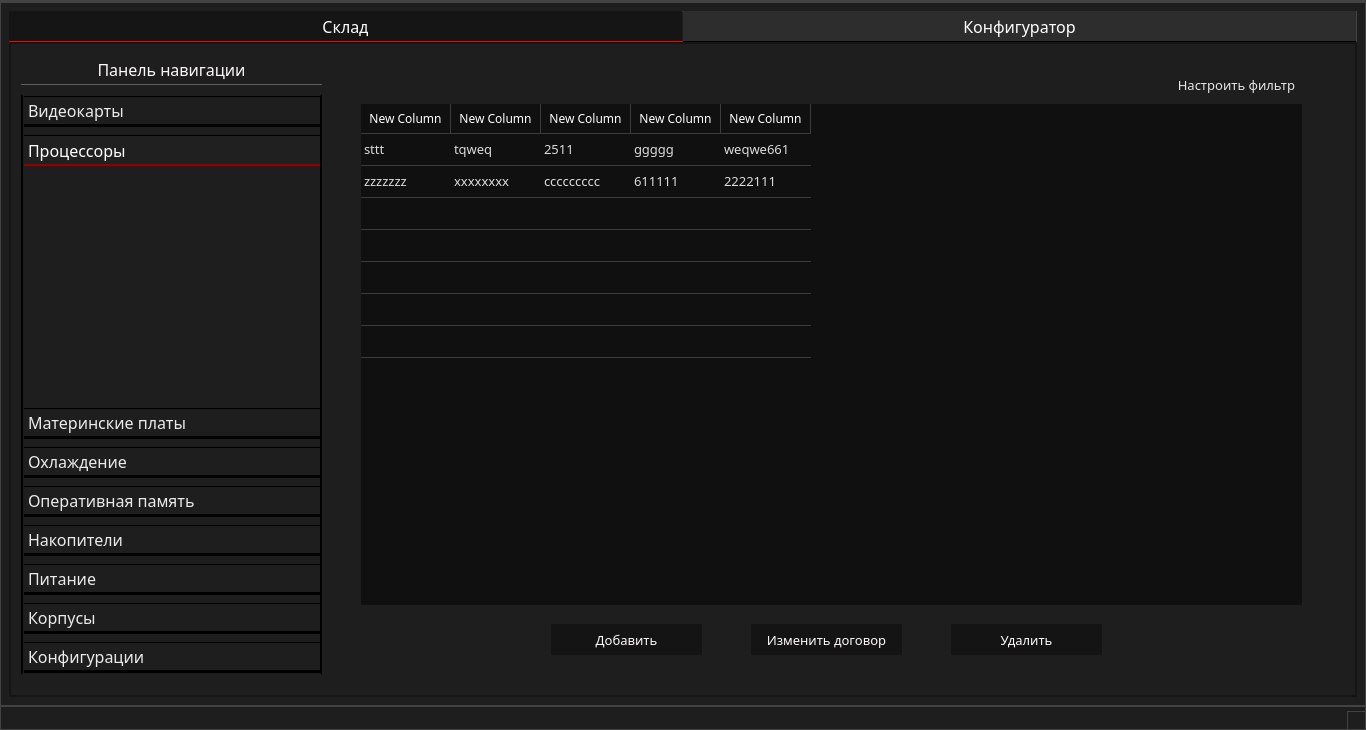
Before: the Qt Designer form ui/main_interface.ui in marginalprog/git_pcconf, drawn with Qt 5.
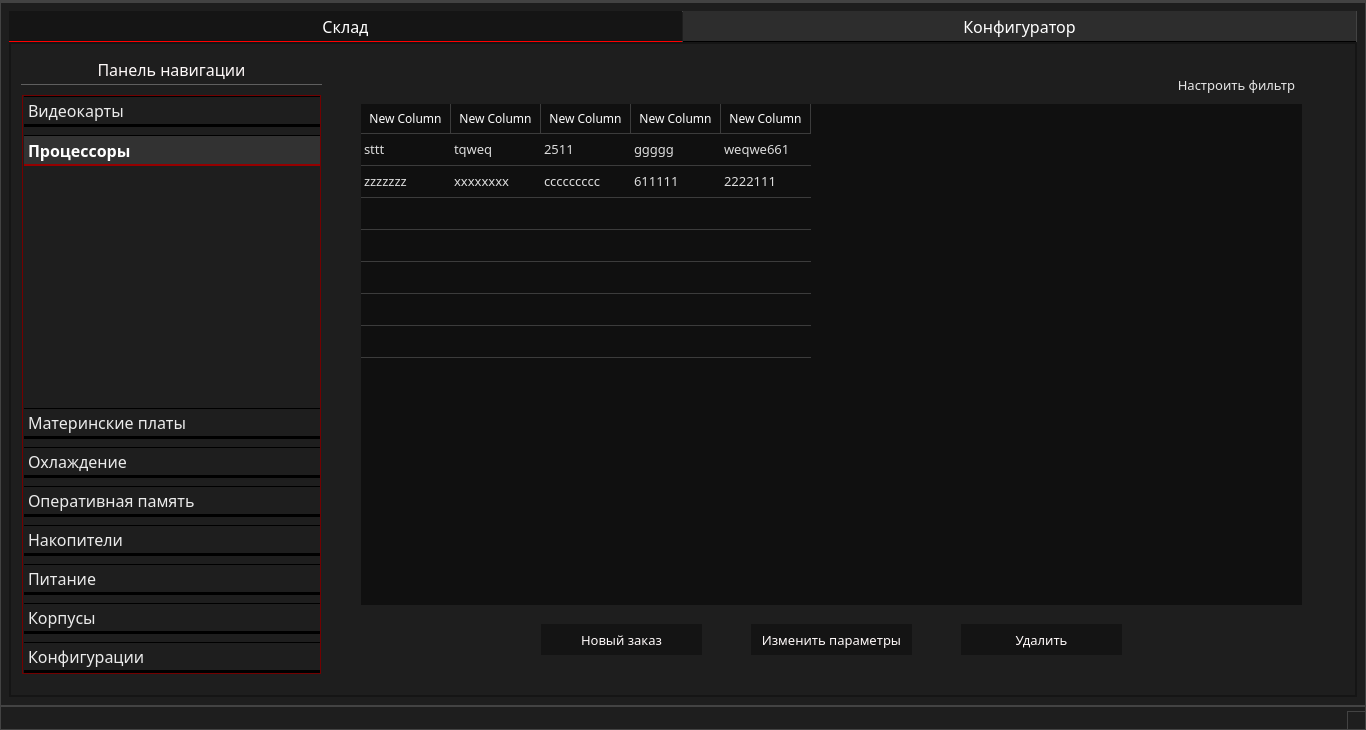
After: the same form once the commit is applied. The open tabs and pages were chosen to show the change. Icons and pictures are not drawn.

```diff
--- a/ui/main_interface.ui
+++ b/ui/main_interface.ui
@@ -118,8 +118,8 @@
             <string notr="true">QToolBox
 {
 	background: rgb(30, 30, 30);
-	border-style: 2px solid red;
-	border-width: 2px;
+	border: 1px solid rgb(115, 0, 0);
+	margin: 1px;
 }
 
 QToolBox::tab
@@ -135,9 +135,10 @@
 
 QToolBox::tab:selected
 {
-	background: #202020;
+	background-color: rgb(50, 50, 50);
 	border-bottom: 2px solid  rgb(150, 0, 0);
 	color:white;
+	font-weight: bold;
 }
 
 QToolBox::tab:hover
@@ -1132,9 +1133,9 @@
        <widget class="QPushButton" name="btnAdd">
         <property name="geometry">
          <rect>
-          <x>540</x>
+          <x>530</x>
           <y>580</y>
-          <width>151</width>
+          <width>161</width>
           <height>31</height>
          </rect>
         </property>
@@ -1159,15 +1160,15 @@
 </string>
         </property>
         <property name="text">
-         <string>Добавить</string>
+         <string>Новый заказ</string>
         </property>
        </widget>
        <widget class="QPushButton" name="btnDelete">
         <property name="geometry">
          <rect>
-          <x>940</x>
+          <x>950</x>
           <y>580</y>
-          <width>151</width>
+          <width>161</width>
           <height>31</height>
          </rect>
         </property>
@@ -1200,7 +1201,7 @@
          <rect>
           <x>740</x>
           <y>580</y>
-          <width>151</width>
+          <width>161</width>
           <height>31</height>
          </rect>
         </property>
@@ -1224,7 +1225,7 @@
 }</string>
         </property>
         <property name="text">
-         <string>Изменить договор</string>
+         <string>Изменить параметры</string>
         </property>
        </widget>
       </widget>
```
Left out of the diff: 83 changed lines with no effect on the pictures.
